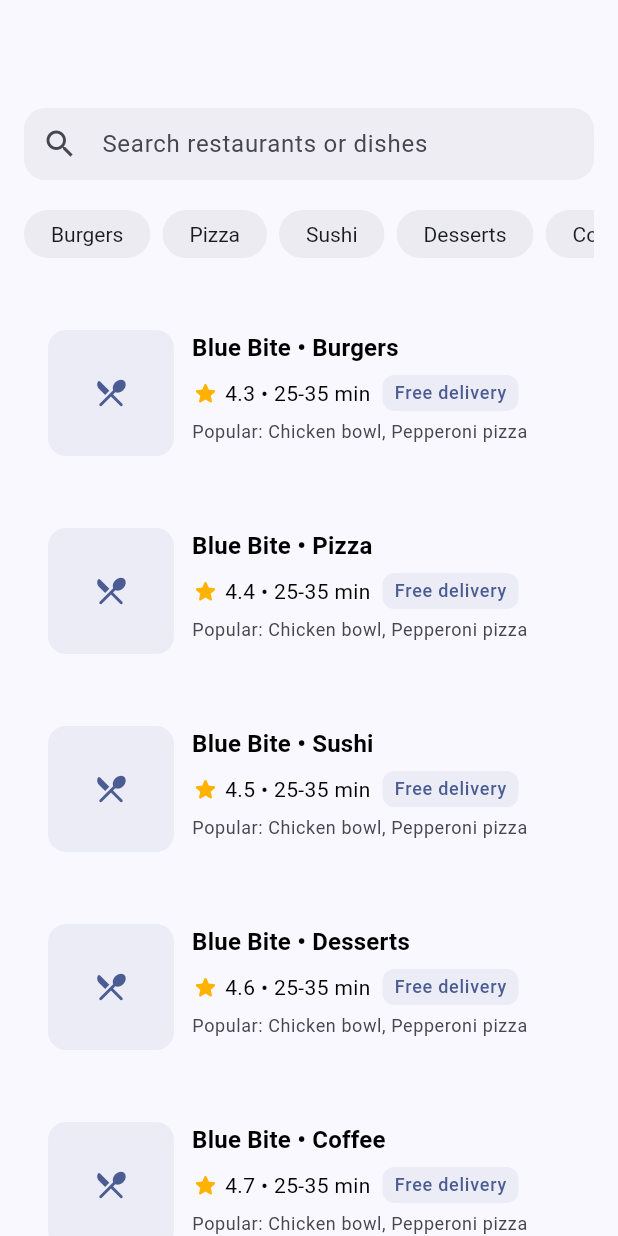
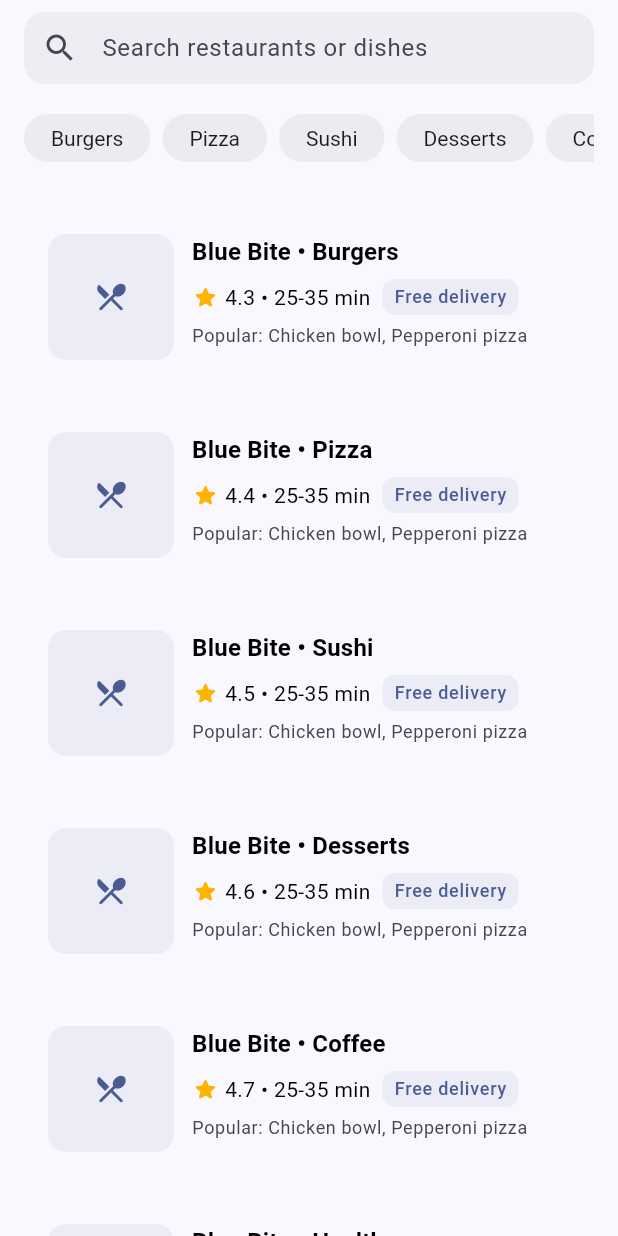
Before and after one commit to userino616/peopleslab-mobile, a Flutter app: the HomePage screen opened directly, on a phone screen of 412 x 824 dp. Run offline on Flutter 3.47's test engine with Material 3 defaults, Android fonts, the phone set to English and light mode, and no system bars; our stand-ins replace flutter_riverpod, flutter_secure_storage, go_router, google_sign_in, logger, sign_in_with_apple; missing offline and left inert: grpc, peopleslab_api; accounts and stored records are empty.

Commit message:
add funcs

```diff
--- a/lib/app/app.dart
+++ b/lib/app/app.dart
@@ -4,6 +4,7 @@ import 'package:peopleslab/core/router/app_router.dart';
 import 'package:peopleslab/l10n/app_localizations.dart';
 import 'package:peopleslab/core/l10n/l10n_x.dart';
 import 'package:peopleslab/core/theme/app_theme.dart';
+import 'package:peopleslab/core/theme/theme_provider.dart';
 
 class App extends ConsumerWidget {
   const App({super.key});
@@ -11,11 +12,12 @@ class App extends ConsumerWidget {
   @override
   Widget build(BuildContext context, WidgetRef ref) {
     final router = ref.watch(goRouterProvider);
+    final themeMode = ref.watch(themeModeProvider);
     return MaterialApp.router(
       onGenerateTitle: (context) => context.l10n.appTitle,
       theme: AppTheme.light(),
       darkTheme: AppTheme.dark(),
-      themeMode: ThemeMode.system,
+      themeMode: themeMode,
       localizationsDelegates: AppLocalizations.localizationsDelegates,
       supportedLocales: AppLocalizations.supportedLocales,
       routerConfig: router,
--- a/lib/common/widgets/search_field.dart
+++ b/lib/common/widgets/search_field.dart
@@ -4,6 +4,9 @@ class AppSearchField extends StatelessWidget {
   final ValueChanged<String>? onChanged;
   final VoidCallback? onFilterTap;
   final VoidCallback? onTap;
+  final TextEditingController? controller;
+  final FocusNode? focusNode;
+  final bool readOnly;
   final String hintText;
 
   const AppSearchField({
@@ -11,6 +14,9 @@ class AppSearchField extends StatelessWidget {
     this.onChanged,
     this.onFilterTap,
     this.onTap,
+    this.controller,
+    this.focusNode,
+    this.readOnly = false,
     this.hintText = 'Search supplements',
   });
 
@@ -23,8 +29,11 @@ class AppSearchField extends StatelessWidget {
       children: [
         Expanded(
           child: TextField(
+            controller: controller,
+            focusNode: focusNode,
             onChanged: onChanged,
             onTap: onTap,
+            readOnly: readOnly,
             textInputAction: TextInputAction.search,
             decoration: InputDecoration(
               hintText: hintText,
--- /dev/null
+++ b/lib/core/theme/theme_provider.dart
@@ -0,0 +1,5 @@
+import 'package:flutter/material.dart';
+import 'package:flutter_riverpod/flutter_riverpod.dart';
+
+/// Controls current application ThemeMode (system/light/dark).
+final themeModeProvider = StateProvider<ThemeMode>((ref) => ThemeMode.system);
--- a/lib/features/home/presentation/home_page.dart
+++ b/lib/features/home/presentation/home_page.dart
@@ -1,17 +1,13 @@
 import 'package:flutter/material.dart';
 import 'package:flutter_riverpod/flutter_riverpod.dart';
-import 'package:peopleslab/features/auth/presentation/controllers/auth_controller.dart';
-import 'package:peopleslab/core/l10n/l10n_x.dart';
 import 'package:peopleslab/common/widgets/search_field.dart';
 import 'package:peopleslab/app/bottom_nav.dart';
-import 'package:peopleslab/common/widgets/app_button.dart';
 
 class HomePage extends ConsumerWidget {
   const HomePage({super.key});
 
   @override
   Widget build(BuildContext context, WidgetRef ref) {
-    final s = context.l10n;
     final theme = Theme.of(context);
     final colorScheme = theme.colorScheme;
     final categories = const [
@@ -23,12 +19,12 @@ class HomePage extends ConsumerWidget {
       'Healthy',
     ];
     return Scaffold(
-      appBar: AppBar(),
-      body: CustomScrollView(
+      body: SafeArea(
+        child: CustomScrollView(
           slivers: [
             SliverToBoxAdapter(
               child: Padding(
-              padding: const EdgeInsets.fromLTRB(16, 16, 16, 8),
+                padding: const EdgeInsets.fromLTRB(16, 8, 16, 8),
                 child: Column(
                   crossAxisAlignment: CrossAxisAlignment.start,
                   children: [
@@ -39,6 +35,7 @@ class HomePage extends ConsumerWidget {
                         // Open Search tab when tapping the search field
                         ref.read(bottomNavIndexProvider.notifier).state = 1;
                       },
+                      readOnly: true,
                     ),
                     const SizedBox(height: 12),
                     SingleChildScrollView(
@@ -80,7 +77,9 @@ class HomePage extends ConsumerWidget {
                             child: Container(
                               width: 84,
                               height: 84,
-                            color: colorScheme.primary.withValues(alpha: 0.08),
+                              color: colorScheme.primary.withValues(
+                                alpha: 0.08,
+                              ),
                               child: Icon(
                                 Icons.restaurant_menu_rounded,
                                 color: colorScheme.primary,
@@ -147,20 +146,8 @@ class HomePage extends ConsumerWidget {
                 );
               },
             ),
-          SliverToBoxAdapter(
-            child: Padding(
-              padding: const EdgeInsets.symmetric(vertical: 24),
-              child: Center(
-                child: AppButton.tonal(
-                  onPressed: () async {
-                    await ref.read(authControllerProvider.notifier).signOut();
-                  },
-                  label: s.action_sign_out,
+          ],
         ),
-              ),
-            ),
-          ),
-        ],
       ),
     );
   }
```
Also changed, not shown: lib/app/main_shell.dart (+81 -6 lines), lib/core/theme/app_theme.dart (+32 -0 lines), lib/features/search/presentation/search_page.dart (+21 -2 lines). Lines whose indentation alone changed are shown as unchanged.
